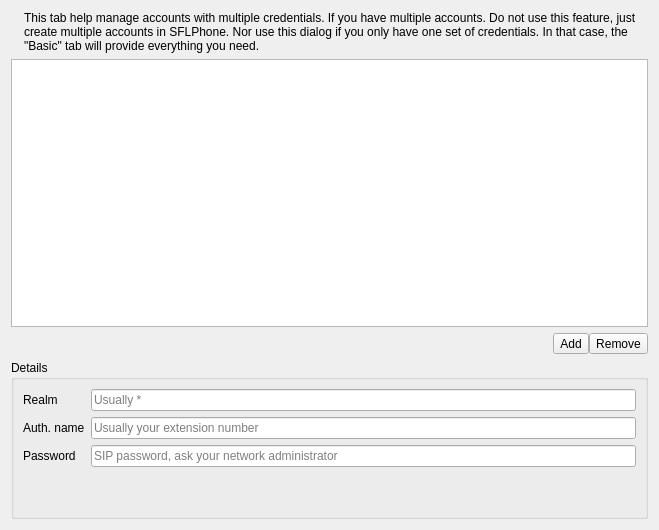
KDE/ring-kde, file src/conf/account/accountpages/credentials.ui: the form before one commit.
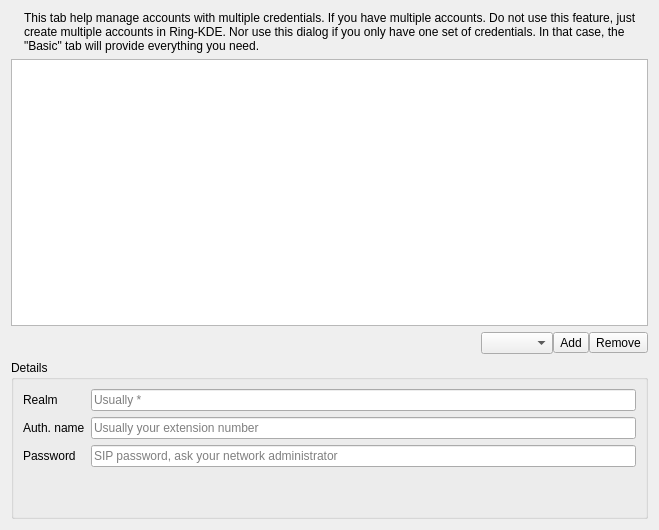
The form after the commit. Icons and pictures are not drawn. Custom widgets are drawn as their Qt base class.

Commit message: credential: Handle TURN credentials

Diff of the .ui file:
```diff
--- a/src/conf/account/accountpages/credentials.ui
+++ b/src/conf/account/accountpages/credentials.ui
@@ -33,22 +33,6 @@
      </property>
     </widget>
    </item>
-   <item row="1" column="0" colspan="2">
-    <widget class="QListView" name="m_pCredentials">
-     <property name="sizePolicy">
-      <sizepolicy hsizetype="Expanding" vsizetype="Expanding">
-       <horstretch>0</horstretch>
-       <verstretch>0</verstretch>
-      </sizepolicy>
-     </property>
-     <property name="acceptDrops">
-      <bool>true</bool>
-     </property>
-     <property name="defaultDropAction">
-      <enum>Qt::MoveAction</enum>
-     </property>
-    </widget>
-   </item>
    <item row="0" column="1">
     <widget class="QLabel" name="m_pInfoL">
      <property name="sizePolicy">
@@ -58,7 +42,7 @@
       </sizepolicy>
      </property>
      <property name="text">
-      <string>This tab help manage accounts with multiple credentials. If you have multiple accounts. Do not use this feature, just create multiple accounts in SFLPhone. Nor use this dialog if you only have one set of credentials. In that case, the &quot;Basic&quot; tab will provide everything you need.</string>
+      <string>This tab help manage accounts with multiple credentials. If you have multiple accounts. Do not use this feature, just create multiple accounts in Ring-KDE. Nor use this dialog if you only have one set of credentials. In that case, the &quot;Basic&quot; tab will provide everything you need.</string>
      </property>
      <property name="wordWrap">
       <bool>true</bool>
@@ -83,6 +67,9 @@
        </property>
       </spacer>
      </item>
+     <item>
+      <widget class="AutoComboBox" name="m_pType"/>
+     </item>
      <item>
       <widget class="QToolButton" name="button_add_credential">
        <property name="sizePolicy">
@@ -199,8 +186,42 @@
      </layout>
     </widget>
    </item>
+   <item row="1" column="0" colspan="2">
+    <widget class="CategorizedTree" name="m_pCredentials">
+     <property name="sizePolicy">
+      <sizepolicy hsizetype="Expanding" vsizetype="Expanding">
+       <horstretch>0</horstretch>
+       <verstretch>0</verstretch>
+      </sizepolicy>
+     </property>
+     <property name="acceptDrops">
+      <bool>true</bool>
+     </property>
+     <property name="defaultDropAction">
+      <enum>Qt::MoveAction</enum>
+     </property>
+     <property name="indentation">
+      <number>5</number>
+     </property>
+     <attribute name="headerVisible">
+      <bool>false</bool>
+     </attribute>
+    </widget>
+   </item>
   </layout>
  </widget>
+ <customwidgets>
+  <customwidget>
+   <class>AutoComboBox</class>
+   <extends>QComboBox</extends>
+   <header>widgets/autocombobox.h</header>
+  </customwidget>
+  <customwidget>
+   <class>CategorizedTree</class>
+   <extends>QTreeView</extends>
+   <header>widgets/categorizedtree.h</header>
+  </customwidget>
+ </customwidgets>
  <resources/>
  <connections/>
 </ui>
```
Left out of the diff: 6 changed lines with no effect on the pictures. The commit also changes 3 other files.
